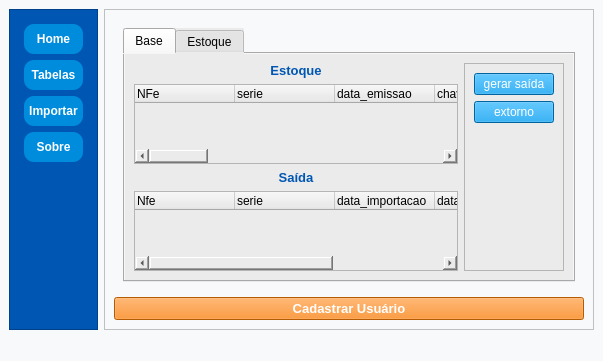
This is ui_main.ui in caio-alex/xml-em-python as Qt 5 draws it before an edit. The edited form follows.
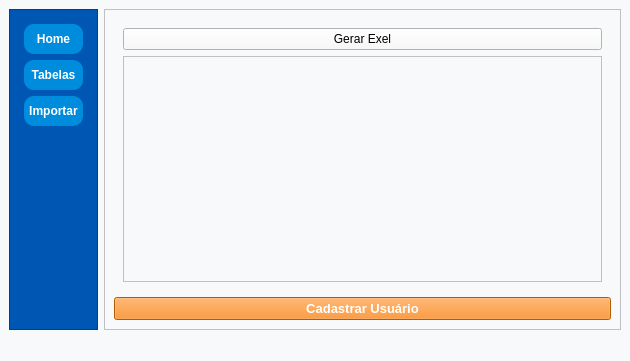
This is the edited form. The open tabs and pages were chosen to show the change. Icons and pictures are not drawn.

Patch:
```diff
--- a/ui_main.ui
+++ b/ui_main.ui
@@ -6,7 +6,7 @@
    <rect>
     <x>0</x>
     <y>0</y>
-    <width>603</width>
+    <width>630</width>
     <height>361</height>
    </rect>
   </property>
@@ -149,40 +149,6 @@
          </property>
         </widget>
        </item>
-       <item>
-        <widget class="QPushButton" name="btn_sobre">
-         <property name="minimumSize">
-          <size>
-           <width>0</width>
-           <height>30</height>
-          </size>
-         </property>
-         <property name="font">
-          <font>
-           <weight>75</weight>
-           <bold>true</bold>
-          </font>
-         </property>
-         <property name="cursor">
-          <cursorShape>PointingHandCursor</cursorShape>
-         </property>
-         <property name="styleSheet">
-          <string notr="true">QPushButton{
-color: #fff;
-background-color: #008cdd;
-border-radius:10px;
-}
-
-
-QPushButton:hover{
-	background-color:#0086b3;
-}</string>
-         </property>
-         <property name="text">
-          <string>Sobre</string>
-         </property>
-        </widget>
-       </item>
        <item>
         <spacer name="verticalSpacer">
          <property name="orientation">
@@ -229,333 +195,17 @@
           <number>0</number>
          </property>
          <widget class="QWidget" name="pg_table">
-          <layout class="QHBoxLayout" name="horizontalLayout_3">
+          <layout class="QVBoxLayout" name="verticalLayout_4">
            <item>
-            <widget class="QTabWidget" name="tb_base">
-             <property name="sizePolicy">
-              <sizepolicy hsizetype="Preferred" vsizetype="Expanding">
-               <horstretch>0</horstretch>
-               <verstretch>0</verstretch>
-              </sizepolicy>
+            <widget class="QPushButton" name="btn_exel">
+             <property name="text">
+              <string>Gerar Exel</string>
              </property>
-             <property name="styleSheet">
-              <string notr="true">background-color: rgb(235, 235, 235);</string>
-             </property>
-             <property name="currentIndex">
-              <number>1</number>
-             </property>
-             <widget class="QWidget" name="tables">
-              <attribute name="title">
-               <string>Base</string>
-              </attribute>
-              <layout class="QVBoxLayout" name="verticalLayout_6">
-               <item>
-                <layout class="QHBoxLayout" name="horizontalLayout_2"/>
-               </item>
-               <item>
-                <layout class="QHBoxLayout" name="horizontalLayout_4">
-                 <item>
-                  <layout class="QVBoxLayout" name="verticalLayout_5">
-                   <item>
-                    <layout class="QGridLayout" name="gridLayout_2">
-                     <item row="0" column="0">
-                      <widget class="QLabel" name="label_3">
-                       <property name="font">
-                        <font>
-                         <pointsize>10</pointsize>
-                         <weight>75</weight>
-                         <bold>true</bold>
-                        </font>
-                       </property>
-                       <property name="styleSheet">
-                        <string notr="true">color:#0056b3;</string>
-                       </property>
-                       <property name="text">
-                        <string>Estoque</string>
-                       </property>
-                       <property name="alignment">
-                        <set>Qt::AlignCenter</set>
-                       </property>
-                      </widget>
-                     </item>
-                     <item row="1" column="0">
-                      <widget class="QTreeWidget" name="tw_estoque">
-                       <column>
-                        <property name="text">
-                         <string>NFe</string>
-                        </property>
-                       </column>
-                       <column>
-                        <property name="text">
-                         <string>serie</string>
-                        </property>
-                       </column>
-                       <column>
-                        <property name="text">
-                         <string>data_emissao</string>
-                        </property>
-                       </column>
-                       <column>
-                        <property name="text">
-                         <string>chave</string>
-                        </property>
-                       </column>
-                       <column>
-                        <property name="text">
-                         <string>cnpj_emitente</string>
-                        </property>
-                       </column>
-                       <column>
-                        <property name="text">
-                         <string>nome_emitente</string>
-                        </property>
-                       </column>
-                       <column>
-                        <property name="text">
-                         <string>valorNfe</string>
-                        </property>
-                       </column>
-                       <column>
-                        <property name="text">
-                         <string>itemNota</string>
-                        </property>
-                       </column>
-                       <column>
-                        <property name="text">
-                         <string>cod</string>
-                        </property>
-                       </column>
-                       <column>
-                        <property name="text">
-                         <string>qntd</string>
-                        </property>
-                       </column>
-                       <column>
-                        <property name="text">
-                         <string>descricao</string>
-                        </property>
-                       </column>
-                       <column>
-                        <property name="text">
-                         <string>unidade_medida</string>
-                        </property>
-                       </column>
-                       <column>
-                        <property name="text">
-                         <string>valorProd</string>
-                        </property>
-                       </column>
-                       <column>
-                        <property name="text">
-                         <string>data_importacao</string>
-                        </property>
-                       </column>
-                       <column>
-                        <property name="text">
-                         <string>usuario</string>
-                        </property>
-                       </column>
-                       <column>
-                        <property name="text">
-                         <string>data_saida</string>
-                        </property>
-                       </column>
-                      </widget>
-                     </item>
-                    </layout>
-                   </item>
-                   <item>
-                    <layout class="QGridLayout" name="gridLayout">
-                     <item row="0" column="0">
-                      <widget class="QLabel" name="label_2">
-                       <property name="font">
-                        <font>
-                         <pointsize>10</pointsize>
-                         <weight>75</weight>
-                         <bold>true</bold>
-                        </font>
-                       </property>
-                       <property name="styleSheet">
-                        <string notr="true">color:#0056b3;</string>
-                       </property>
-                       <property name="text">
-                        <string>Saída</string>
-                       </property>
-                       <property name="alignment">
-                        <set>Qt::AlignCenter</set>
-                       </property>
-                      </widget>
-                     </item>
-                     <item row="1" column="0">
-                      <widget class="QTreeWidget" name="tw_saida">
-                       <column>
-                        <property name="text">
-                         <string notr="true">Nfe</string>
-                        </property>
-                       </column>
-                       <column>
-                        <property name="text">
-                         <string>serie</string>
-                        </property>
-                       </column>
-                       <column>
-                        <property name="text">
-                         <string>data_importacao</string>
-                        </property>
-                       </column>
-                       <column>
-                        <property name="text">
-                         <string>data_saida</string>
-                        </property>
-                       </column>
-                       <column>
-                        <property name="text">
-                         <string>usuario</string>
-                        </property>
-                       </column>
-                      </widget>
-                     </item>
-                    </layout>
-                   </item>
-                  </layout>
-                 </item>
-                 <item>
-                  <widget class="QFrame" name="frame_3">
-                   <property name="frameShape">
-                    <enum>QFrame::StyledPanel</enum>
-                   </property>
-                   <property name="frameShadow">
-                    <enum>QFrame::Raised</enum>
-                   </property>
-                   <layout class="QVBoxLayout" name="verticalLayout_4">
-                    <item>
-                     <widget class="QPushButton" name="btn_gerar">
-                      <property name="styleSheet">
-                       <string notr="true">QPushButton{
-color: #fff;
-background-color: #008cdd;
-
-}
-
-
-QPushButton:hover{
-	background-color:#0086b3;
-
-}</string>
-                      </property>
-                      <property name="text">
-                       <string>gerar saída</string>
-                      </property>
-                     </widget>
-                    </item>
-                    <item>
-                     <widget class="QPushButton" name="btn_extorno">
-                      <property name="styleSheet">
-                       <string notr="true">QPushButton{
-color: #fff;
-background-color: #008cdd;
-
-}
-
-
-QPushButton:hover{
-	background-color:#0086b3;
-
-}</string>
-                      </property>
-                      <property name="text">
-                       <string>extorno</string>
-                      </property>
-                     </widget>
-                    </item>
-                    <item>
-                     <spacer name="verticalSpacer_2">
-                      <property name="orientation">
-                       <enum>Qt::Vertical</enum>
-                      </property>
-                      <property name="sizeHint" stdset="0">
-                       <size>
-                        <width>20</width>
-                        <height>40</height>
-                       </size>
-                      </property>
-                     </spacer>
-                    </item>
-                   </layout>
-                  </widget>
-                 </item>
-                </layout>
-               </item>
-              </layout>
-             </widget>
-             <widget class="QWidget" name="estoque">
-              <attribute name="title">
-               <string>Estoque</string>
-              </attribute>
-              <layout class="QVBoxLayout" name="verticalLayout_9">
-               <item>
-                <layout class="QHBoxLayout" name="horizontalLayout_14">
-                 <item>
-                  <widget class="QPushButton" name="btn_grafico">
-                   <property name="styleSheet">
-                    <string notr="true">
-QPushButton{
-color: #fff;
-background-color: #008cdd;
-
-}
-
-
-QPushButton:hover{
-	background-color:#0086b3;
-
-}</string>
-                   </property>
-                   <property name="text">
-                    <string>Gráfico</string>
-                   </property>
-                  </widget>
-                 </item>
-                 <item>
-                  <widget class="QPushButton" name="btn_exel">
-                   <property name="styleSheet">
-                    <string notr="true">
-QPushButton{
-color: #fff;
-background-color: #008cdd;
-
-}
-
-
-QPushButton:hover{
-	background-color:#0086b3;
-
-}</string>
-                   </property>
-                   <property name="text">
-                    <string>Exel</string>
-                   </property>
-                  </widget>
-                 </item>
-                </layout>
-               </item>
-               <item>
-                <widget class="QLineEdit" name="txt_filtro">
-                 <property name="alignment">
-                  <set>Qt::AlignCenter</set>
-                 </property>
-                 <property name="placeholderText">
-                  <string>Filtro de busca</string>
-                 </property>
-                </widget>
-               </item>
-               <item>
-                <widget class="QTableView" name="tb_geral"/>
-               </item>
-              </layout>
-             </widget>
             </widget>
            </item>
+           <item>
+            <widget class="QTableView" name="tb_geral"/>
+           </item>
           </layout>
          </widget>
          <widget class="QWidget" name="pg_importar">
```
Left out of the diff: 18 changed lines with no effect on the pictures.
